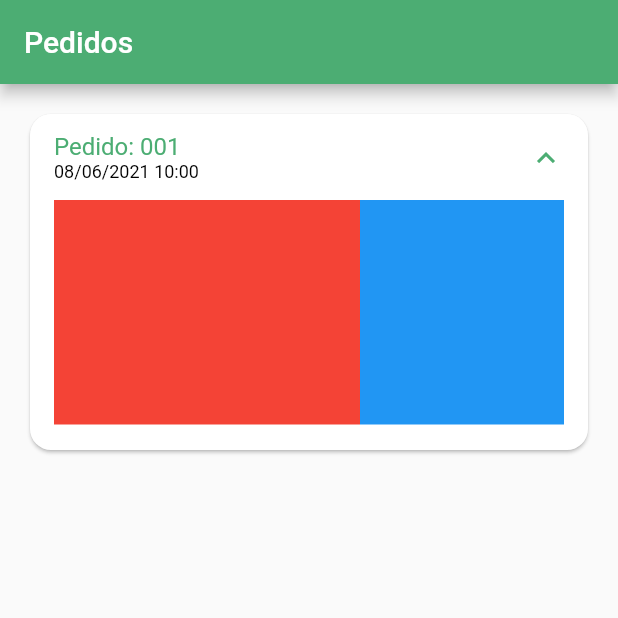
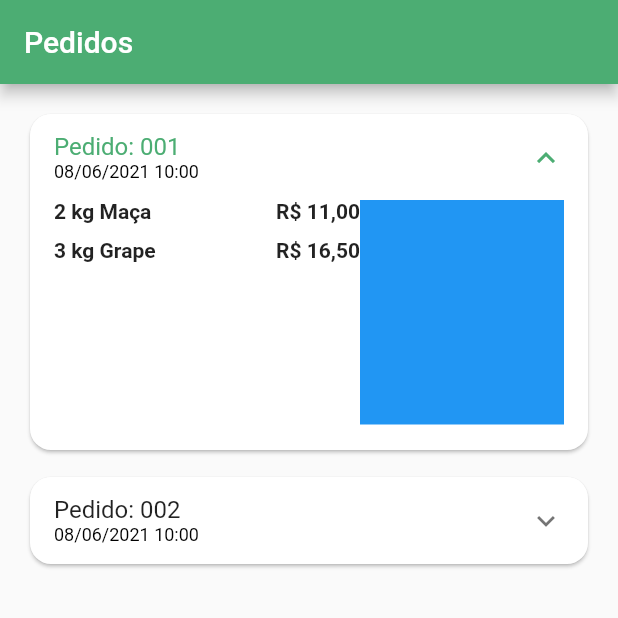
Before and after one commit to mucasantos/quitanda-flutter, a Flutter app: the OrdersTab screen opened directly, after a tap on an icon or button, on a phone screen of 412 x 824 dp, the top half of it. Run offline on Flutter 3.47's test engine with Material 2 defaults, Android fonts, the phone set to English and light mode, and no system bars; our stand-ins replace animated_text_kit, badges, mask_text_input_formatter.

Commit message:
Screen Pedidos - Itens de um pedido

```diff
--- a/lib/config/app_data.dart
+++ b/lib/config/app_data.dart
@@ -130,6 +130,24 @@ List<OrderModel> orders = [
     orderId: "001",
     items: [
       CartItemModel(item: apple, quantity: 2),
+      CartItemModel(item: grape, quantity: 3),
+    ],
+    copyAndPast: "copyAndPast",
+    createdDateTime: DateTime.parse(
+      "2021-06-08 10:00:10.458",
+    ),
+    overdueDateTime: DateTime.parse(
+      "2021-06-08 11:00:10.458",
+    ),
+    status: 'pending_paument',
+    total: 0,
+  ),
+  OrderModel(
+    orderId: "002",
+    items: [
+      CartItemModel(item: apple, quantity: 2),
+      CartItemModel(item: grape, quantity: 3),
+      CartItemModel(item: kiwi, quantity: 4),
     ],
     copyAndPast: "copyAndPast",
     createdDateTime: DateTime.parse(
--- a/lib/src/pages/orders/components/order_tile.dart
+++ b/lib/src/pages/orders/components/order_tile.dart
@@ -1,4 +1,5 @@
 import 'package:flutter/material.dart';
+import 'package:quitanda/src/models/cart_item_model.dart';
 import 'package:quitanda/src/models/order_model.dart';
 import 'package:quitanda/src/services/util_services.dart';
 
@@ -39,11 +40,14 @@ class OrderTile extends StatelessWidget {
               child: Row(
                 children: [
                   Expanded(
-                    flex: 3,
-                    child: Container(
-                      color: Colors.red,
-                    ),
-                  ),
+                      flex: 3,
+                      child: ListView(
+                        children: orderData.items.map((orderItem) {
+                          return _OrderItemWidget(
+                            orderItem: orderItem,
+                          );
+                        }).toList(),
+                      )),
                   Expanded(
                     flex: 2,
                     child: Container(
@@ -59,3 +63,42 @@ class OrderTile extends StatelessWidget {
     );
   }
 }
+
+class _OrderItemWidget extends StatelessWidget {
+  final CartItemModel orderItem;
+  const _OrderItemWidget({
+    Key? key,
+    required this.orderItem,
+  }) : super(key: key);
+
+  @override
+  Widget build(BuildContext context) {
+    return Padding(
+      padding: const EdgeInsets.only(bottom: 10.0),
+      child: Row(
+        children: [
+          Text(
+            '${orderItem.quantity} ${orderItem.item.unit} ',
+            style: const TextStyle(
+              fontWeight: FontWeight.bold,
+            ),
+          ),
+          Expanded(
+            child: Text(
+              orderItem.item.itemName,
+              style: const TextStyle(
+                fontWeight: FontWeight.bold,
+              ),
+            ),
+          ),
+          Text(
+            UtilServices.priceToCurrency(orderItem.totalPrice()),
+            style: const TextStyle(
+              fontWeight: FontWeight.bold,
+            ),
+          ),
+        ],
+      ),
+    );
+  }
+}
```
Also changed, not shown: lib/src/pages/orders/components/order_status_widget.dart (added).
